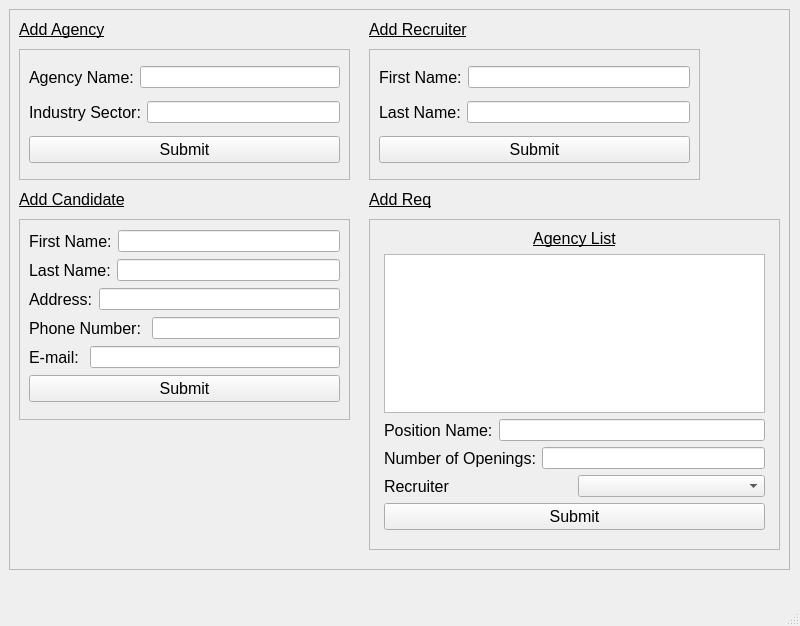
First picture: the form in GUI/UI FIles/add_objects_view.ui, repository rvDOOM/RecruitmentSoftware430, before the edit.
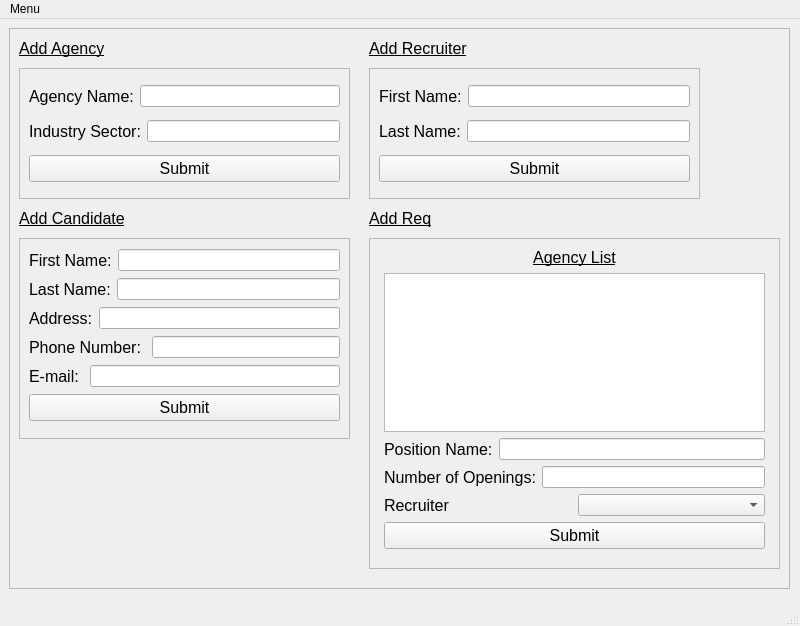
Second picture: the form after the edit.

Commit message: Added window menu

What changed in the file:
```diff
--- a/GUI/UI FIles/add_objects_view.ui
+++ b/GUI/UI FIles/add_objects_view.ui
@@ -44,7 +44,7 @@
      <property name="frameShadow">
       <enum>QFrame::Raised</enum>
      </property>
-     <widget class="QWidget" name="">
+     <widget class="QWidget" name="layoutWidget">
       <property name="geometry">
        <rect>
         <x>10</x>
@@ -257,7 +257,7 @@
      <property name="frameShadow">
       <enum>QFrame::Raised</enum>
      </property>
-     <widget class="QWidget" name="">
+     <widget class="QWidget" name="layoutWidget">
       <property name="geometry">
        <rect>
         <x>15</x>
@@ -527,6 +527,14 @@
      <height>19</height>
     </rect>
    </property>
+   <widget class="QMenu" name="menuMenu">
+    <property name="title">
+     <string>Menu</string>
+    </property>
+    <addaction name="actionAdd"/>
+    <addaction name="actionView_Candidate_s"/>
+   </widget>
+   <addaction name="menuMenu"/>
   </widget>
   <widget class="QStatusBar" name="statusbar"/>
  </widget>
```
Left out of the diff: 15 changed lines with no effect on the pictures. The commit also changes 1 other file.
